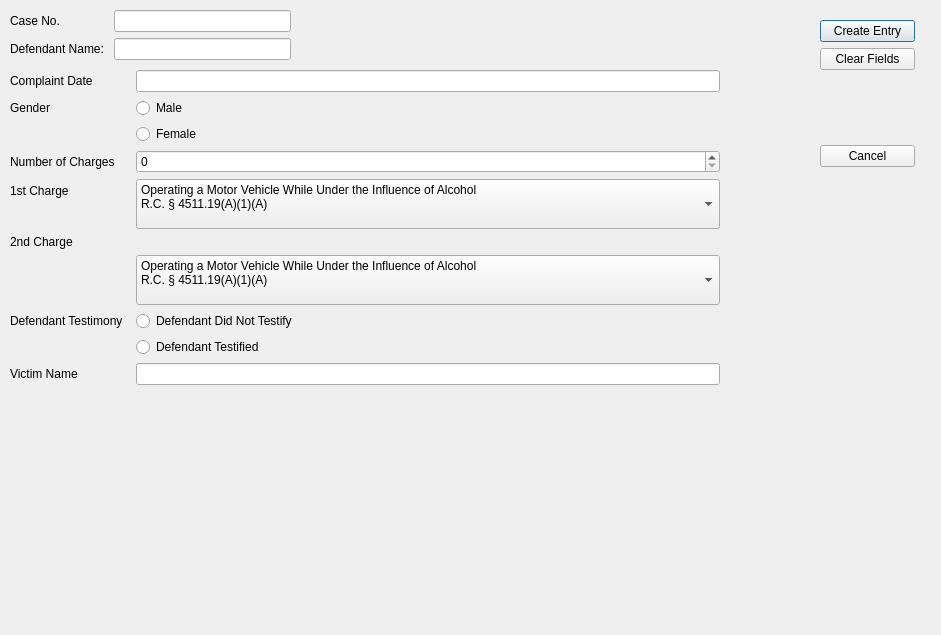
First picture: the form in ui/JuryInstructionsDialog.ui, repository HunterProgram22/MuniEntry, before the edit.
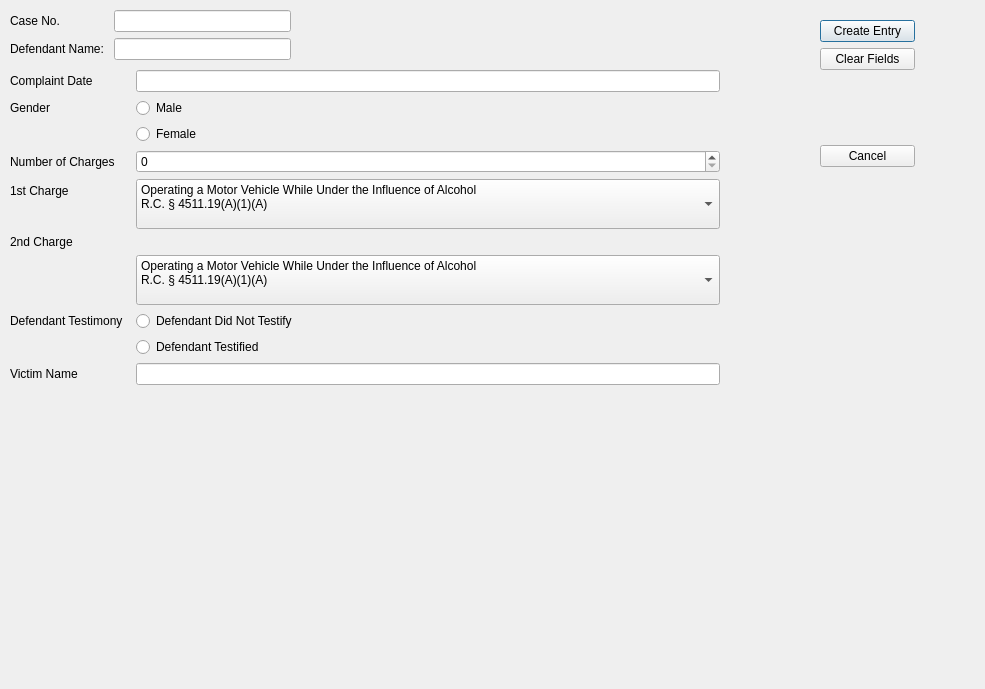
Second picture: the form after the edit.

Patch:
```diff
--- a/ui/JuryInstructionsDialog.ui
+++ b/ui/JuryInstructionsDialog.ui
@@ -6,8 +6,8 @@
    <rect>
     <x>0</x>
     <y>0</y>
-    <width>941</width>
-    <height>635</height>
+    <width>985</width>
+    <height>689</height>
    </rect>
   </property>
   <property name="windowTitle">
```
Left out of the diff: 6 changed lines with no effect on the pictures.
